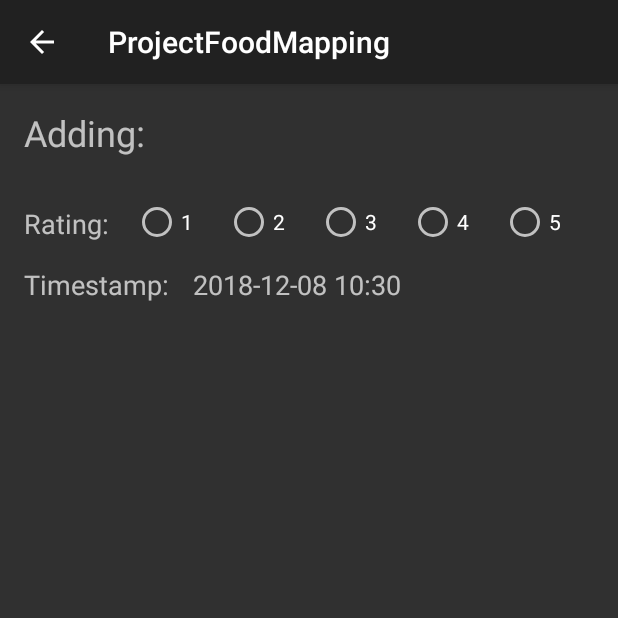
After one commit to Aidesign/ProjectFoodMapping, an Android app: the AddFoodActivity screen opened directly, with no data from a screen before it, on a phone screen of 412 x 824 dp, the top half of it. The commit adds this screen. Run offline under Robolectric (Android 15) with nearby library versions, the phone set to English and light mode, and no system bars.

Commit message:
add addFoodActivity with name, rating and timestamp

```diff
--- a/app/src/main/AndroidManifest.xml
+++ b/app/src/main/AndroidManifest.xml
@@ -1,6 +1,6 @@
 <?xml version="1.0" encoding="utf-8"?>
 <manifest xmlns:android="http://schemas.android.com/apk/res/android"
-    package="com.example.kimmo.projectfoodmapping" >
+    package="com.example.kimmo.projectfoodmapping">
 
     <application
         android:allowBackup="true"
@@ -8,14 +8,20 @@
         android:label="@string/app_name"
         android:roundIcon="@mipmap/ic_launcher_round"
         android:supportsRtl="true"
-        android:theme="@style/Theme.AppCompat" >
-        <activity android:name=".MainActivity" >
+        android:theme="@style/Theme.AppCompat">
+        <activity android:name=".MainActivity">
             <intent-filter>
                 <action android:name="android.intent.action.MAIN" />
 
                 <category android:name="android.intent.category.LAUNCHER" />
             </intent-filter>
         </activity>
+        <activity android:name=".AddFoodActivity"
+            android:parentActivityName=".MainActivity">
+            <meta-data
+                android:name="android.support.PARENT_ACTIVITY"
+                android:value=".MainActivity" />
+        </activity>
     </application>
 
 </manifest>
--- /dev/null
+++ b/app/src/main/java/com/example/kimmo/projectfoodmapping/AddFoodActivity.kt
@@ -0,0 +1,24 @@
+package com.example.kimmo.projectfoodmapping
+
+import android.support.v7.app.AppCompatActivity
+import android.os.Bundle
+import android.widget.TextView
+import java.time.ZonedDateTime
+import java.time.format.DateTimeFormatter
+
+class AddFoodActivity : AppCompatActivity() {
+
+    override fun onCreate(savedInstanceState: Bundle?) {
+        super.onCreate(savedInstanceState)
+        setContentView(R.layout.activity_add_food)
+
+        val extraFoodName = intent.getStringExtra(EXTRA_FOOD_NAME)
+        val foodName = findViewById<TextView>(R.id.foodName).apply {
+            text = extraFoodName
+        }
+        val formatter = DateTimeFormatter.ofPattern("yyyy-MM-dd HH:mm")
+        findViewById<TextView>(R.id.time_value).apply {
+            text = ZonedDateTime.now().format(formatter).toString()
+        }
+    }
+}
--- a/app/src/main/java/com/example/kimmo/projectfoodmapping/MainActivity.kt
+++ b/app/src/main/java/com/example/kimmo/projectfoodmapping/MainActivity.kt
@@ -1,9 +1,14 @@
 package com.example.kimmo.projectfoodmapping
 
+import android.content.Intent
 import android.support.v7.app.AppCompatActivity
 import android.os.Bundle
 import android.support.v7.widget.LinearLayoutManager
 import android.support.v7.widget.RecyclerView
+import android.view.View
+import android.widget.EditText
+
+const val EXTRA_FOOD_NAME = "com.example.kimmo.projectfoodmapping.FOOD_NAME"
 
 class MainActivity : AppCompatActivity() {
     private lateinit var recyclerView : RecyclerView
@@ -25,4 +30,13 @@ class MainActivity : AppCompatActivity() {
             adapter = viewAdapter
         }
     }
+
+    fun addFood(view: View) {
+        val editText = findViewById<EditText>(R.id.editText)
+        val message = editText.text.toString()
+        val intent = Intent(this, AddFoodActivity::class.java).apply {
+            putExtra(EXTRA_FOOD_NAME, message)
+        }
+        startActivity(intent)
+    }
 }
--- /dev/null
+++ b/app/src/main/res/layout/activity_add_food.xml
@@ -0,0 +1,116 @@
+<?xml version="1.0" encoding="utf-8"?>
+<android.support.constraint.ConstraintLayout xmlns:android="http://schemas.android.com/apk/res/android"
+    xmlns:app="http://schemas.android.com/apk/res-auto"
+    xmlns:tools="http://schemas.android.com/tools"
+    android:layout_width="match_parent"
+    android:layout_height="match_parent"
+    tools:context=".AddFoodActivity">
+
+    <TextView
+        android:id="@+id/foodName"
+        android:layout_width="wrap_content"
+        android:layout_height="27dp"
+        android:layout_marginStart="8dp"
+        android:layout_marginTop="16dp"
+        android:text="@string/food_name"
+        android:textSize="24sp"
+        app:layout_constraintStart_toEndOf="@+id/add_food_title"
+        app:layout_constraintTop_toTopOf="parent" />
+
+    <TextView
+        android:id="@+id/add_food_title"
+        android:layout_width="wrap_content"
+        android:layout_height="wrap_content"
+        android:layout_marginStart="16dp"
+        android:layout_marginTop="16dp"
+        android:text="@string/add_food_title"
+        android:textSize="24sp"
+        app:layout_constraintStart_toStartOf="parent"
+        app:layout_constraintTop_toTopOf="parent" />
+
+    <TextView
+        android:id="@+id/textView6"
+        android:layout_width="wrap_content"
+        android:layout_height="wrap_content"
+        android:layout_marginStart="16dp"
+        android:layout_marginTop="32dp"
+        android:text="@string/rating_lable"
+        android:textSize="18sp"
+        app:layout_constraintStart_toStartOf="parent"
+        app:layout_constraintTop_toBottomOf="@+id/add_food_title" />
+
+    <RadioGroup
+        android:id="@+id/food_rating_radio_group"
+        android:layout_width="0dp"
+        android:layout_height="wrap_content"
+        android:layout_marginStart="16dp"
+        android:layout_marginTop="76dp"
+        android:layout_marginEnd="16dp"
+        android:orientation="horizontal"
+        app:layout_constraintEnd_toEndOf="parent"
+        app:layout_constraintHorizontal_bias="1.0"
+        app:layout_constraintStart_toEndOf="@+id/textView6"
+        app:layout_constraintTop_toTopOf="parent">
+
+        <RadioButton
+            android:id="@+id/food_rating_1"
+            android:layout_width="wrap_content"
+            android:layout_height="wrap_content"
+            android:layout_weight="1"
+            android:text="@string/food_rating_1_text"
+            tools:layout_editor_absoluteX="107dp"
+            tools:layout_editor_absoluteY="207dp" />
+
+        <RadioButton
+            android:id="@+id/food_rating_2"
+            android:layout_width="wrap_content"
+            android:layout_height="wrap_content"
+            android:layout_weight="1"
+            android:text="@string/food_rating_text_2" />
+
+        <RadioButton
+            android:id="@+id/food_rating_3"
+            android:layout_width="wrap_content"
+            android:layout_height="wrap_content"
+            android:layout_weight="1"
+            android:text="@string/food_rating_text_3" />
+
+        <RadioButton
+            android:id="@+id/food_rating_4"
+            android:layout_width="wrap_content"
+            android:layout_height="wrap_content"
+            android:layout_weight="1"
+            android:text="@string/food_rating_text_4" />
+
+        <RadioButton
+            android:id="@+id/food_rating_5"
+            android:layout_width="wrap_content"
+            android:layout_height="wrap_content"
+            android:layout_weight="1"
+            android:text="@string/food_rating_text_5"
+            android:textAlignment="viewStart" />
+
+    </RadioGroup>
+
+    <TextView
+        android:id="@+id/time_label"
+        android:layout_width="wrap_content"
+        android:layout_height="wrap_content"
+        android:layout_marginStart="16dp"
+        android:layout_marginTop="16dp"
+        android:text="@string/time_label"
+        android:textSize="18sp"
+        app:layout_constraintStart_toStartOf="parent"
+        app:layout_constraintTop_toBottomOf="@+id/textView6" />
+
+    <TextView
+        android:id="@+id/time_value"
+        android:layout_width="wrap_content"
+        android:layout_height="wrap_content"
+        android:layout_marginStart="16dp"
+        android:text="@string/time_value"
+        android:textSize="18sp"
+        app:layout_constraintBaseline_toBaselineOf="@+id/time_label"
+        app:layout_constraintStart_toEndOf="@+id/time_label" />
+
+</android.support.constraint.ConstraintLayout>
--- a/app/src/main/res/layout/activity_main.xml
+++ b/app/src/main/res/layout/activity_main.xml
@@ -11,6 +11,7 @@
         android:layout_width="0dp"
         android:layout_height="wrap_content"
         android:layout_marginStart="16dp"
+        android:layout_marginEnd="2dp"
         android:layout_marginBottom="16dp"
         android:ems="10"
         android:inputType="textPersonName"
@@ -25,7 +26,8 @@
         android:layout_width="wrap_content"
         android:layout_height="wrap_content"
         android:layout_marginEnd="16dp"
-        android:text="@string/button_send"
+        android:onClick="addFood"
+        android:text="@string/button_add"
         app:layout_constraintBaseline_toBaselineOf="@+id/editText"
         app:layout_constraintEnd_toEndOf="parent"
         app:layout_constraintHorizontal_bias="0.5"
--- a/app/src/main/res/values/strings.xml
+++ b/app/src/main/res/values/strings.xml
@@ -1,6 +1,16 @@
 <resources>
     <string name="app_name">ProjectFoodMapping</string>
     <string name="add_food_input">Add food here</string>
-    <string name="button_send">Send</string>
+    <string name="button_add">Add</string>
     <string name="restaurant_name">RestaurantName</string>
+    <string name="add_food_title">Adding:</string>
+    <string name="food_rating_1_text">1</string>
+    <string name="food_rating_text_2">2</string>
+    <string name="food_rating_text_3">3</string>
+    <string name="food_rating_text_4">4</string>
+    <string name="food_rating_text_5">5</string>
+    <string name="rating_lable">Rating:</string>
+    <string name="food_name">FoodNameMissing</string>
+    <string name="time_label">Timestamp:</string>
+    <string name="time_value">TimeHere</string>
 </resources>
```
